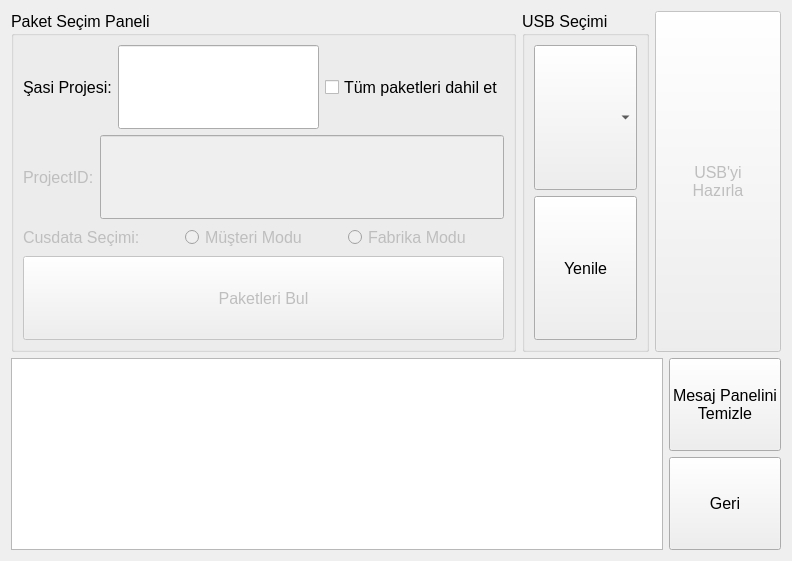
Old version of the form ui/image_creator_screen.ui in the repository cihansenyuz/system_controller.
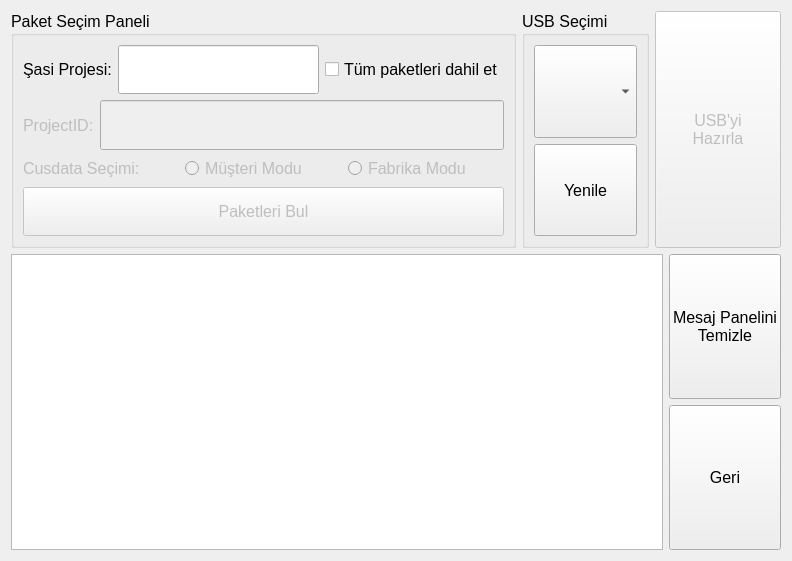
New version of the form.

Commit message: resize layout

```diff
--- a/ui/image_creator_screen.ui
+++ b/ui/image_creator_screen.ui
@@ -13,7 +13,7 @@
   <property name="windowTitle">
    <string>Form</string>
   </property>
-  <layout class="QVBoxLayout" name="verticalLayout_2" stretch="4,0">
+  <layout class="QVBoxLayout" name="verticalLayout_2" stretch="4,5">
    <item>
     <layout class="QHBoxLayout" name="horizontalLayout" stretch="4,1,1">
      <item>
@@ -262,7 +262,7 @@
     </layout>
    </item>
    <item>
-    <layout class="QHBoxLayout" name="horizontalLayout_5">
+    <layout class="QHBoxLayout" name="horizontalLayout_5" stretch="6,1">
      <item>
       <widget class="QPlainTextEdit" name="infoMessages"/>
      </item>
```
The commit also changes 1 other file.
